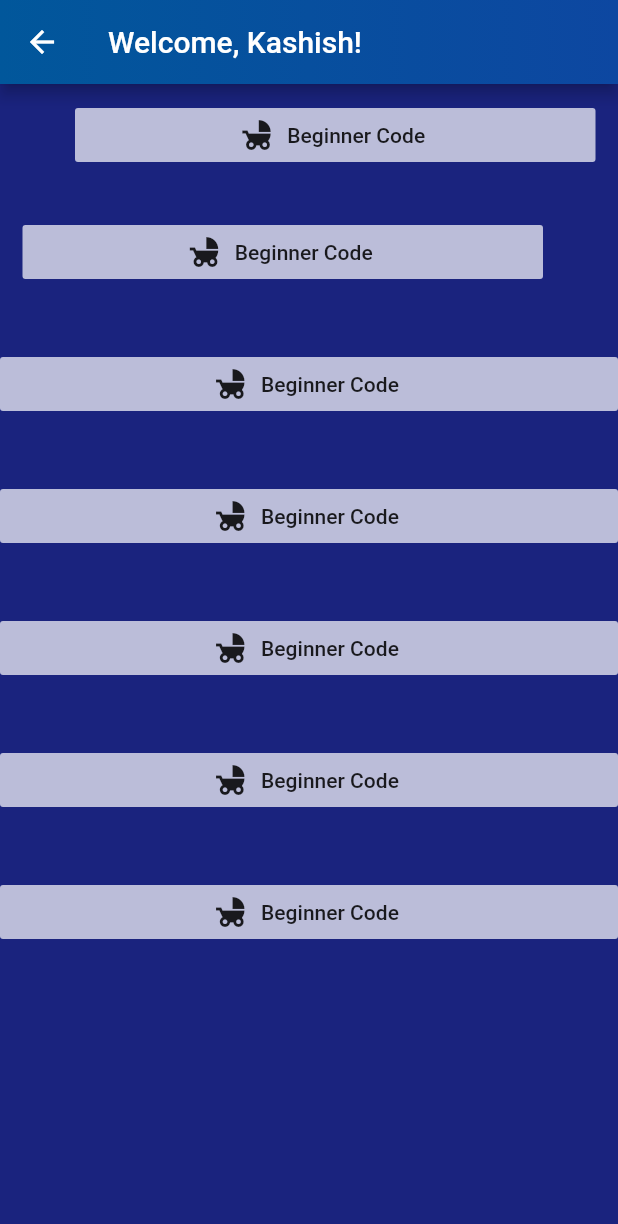
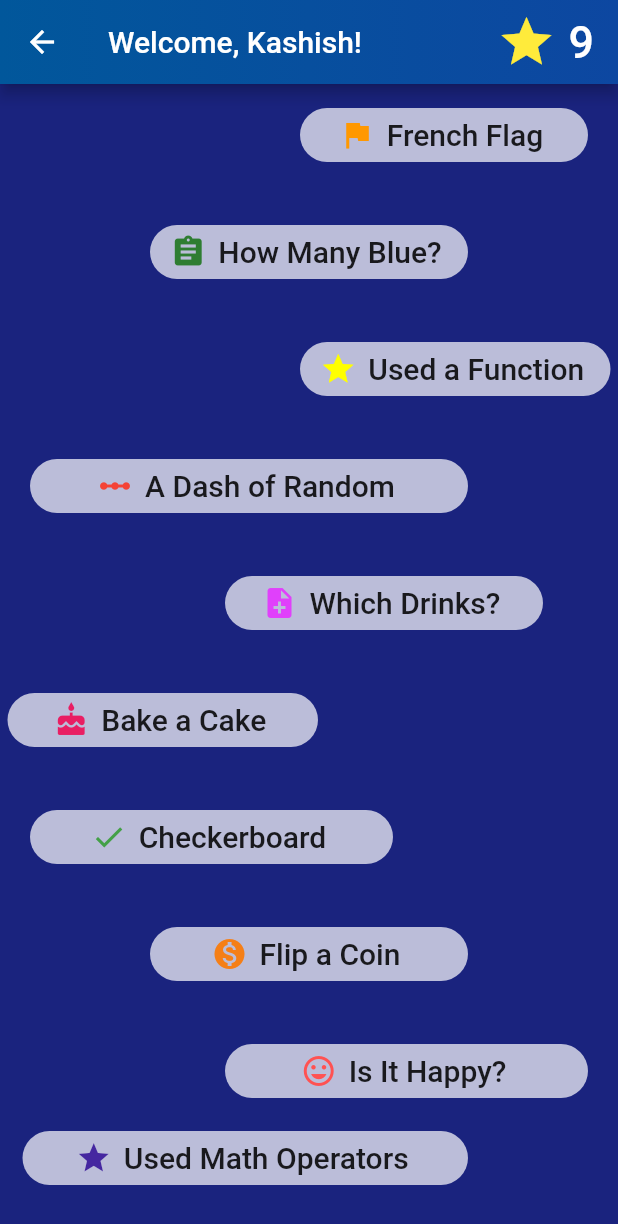
Before and after one commit to kashishmadan/GrasshopperX, a Flutter app: the HomeScreen screen opened by its route, on a phone screen of 412 x 824 dp. Shown: the top 1224 px of the screen. Run offline on Flutter 3.47's test engine with Material 2 defaults, Android fonts, the phone set to English and light mode, and no system bars; our stand-ins replace gradient_app_bar.

Commit message:
Added Items

```diff
--- /dev/null
+++ b/images/flutter-icons-72eab5c7/flutter-icons-72eab5c7/config.json
@@ -0,0 +1,16 @@
+{
+  "name": "",
+  "css_prefix_text": "",
+  "css_use_suffix": false,
+  "hinting": true,
+  "units_per_em": 1000,
+  "ascent": 850,
+  "glyphs": [
+    {
+      "uid": "ab656e280958018a7859eba9a1eabbc7",
+      "css": "award",
+      "code": 59392,
+      "src": "fontawesome"
+    }
+  ]
+}
--- /dev/null
+++ b/images/flutter-icons-72eab5c7/flutter-icons-72eab5c7/my_flutter_app_icons.dart
@@ -0,0 +1,28 @@
+/// Flutter icons MyFlutterApp
+/// Copyright (C) 2019 by original authors @ fluttericon.com, fontello.com
+/// This font was generated by FlutterIcon.com, which is derived from Fontello.
+///
+/// To use this font, place it in your fonts/ directory and include the
+/// following in your pubspec.yaml
+///
+/// flutter:
+///   fonts:
+///    - family:  MyFlutterApp
+///      fonts:
+///       - asset: fonts/MyFlutterApp.ttf
+///
+///
+/// * Font Awesome, Copyright (C) 2016 by Dave Gandy
+///         Author:    Dave Gandy
+///         License:   SIL ()
+///         Homepage:  http://fortawesome.github.com/Font-Awesome/
+///
+import 'package:flutter/widgets.dart';
+
+class MyFlutterApp {
+  MyFlutterApp._();
+
+  static const _kFontFam = 'MyFlutterApp';
+
+  static const IconData award = const IconData(0xe800, fontFamily: _kFontFam);
+}
--- a/lib/homescreen.dart
+++ b/lib/homescreen.dart
@@ -13,6 +13,14 @@ class _HomeScreenState extends State<HomeScreen> {
         title: Text('Welcome, Kashish!'),
         backgroundColorStart: Colors.lightBlue[900],
         backgroundColorEnd: Colors.blue[900],
+        actions: <Widget>[
+          FlatButton.icon(
+            textColor: Colors.white,
+            onPressed: (){},
+            icon: Icon(Icons.star,size: 40.0,color: Colors.yellow,),
+            label: Text('9',style: TextStyle(fontSize: 30)),
+          )
+        ],
       ),
       body: Container(
         color: Colors.indigo[900],
@@ -20,60 +28,104 @@ class _HomeScreenState extends State<HomeScreen> {
 
           children: <Widget>[
             Padding(
-              padding: const EdgeInsets.only(left:50.0,top:10.0,right:15.0,bottom:20.0 ),
+              padding: const EdgeInsets.only(left:200.0,top:10.0,right:20.0,bottom:20.0 ),
               child: FlatButton.icon(
                   color: Colors.white70,
-                  highlightColor: Colors.blue,
+                  shape: RoundedRectangleBorder(
+                    borderRadius: new BorderRadius.circular(18.0),
+                  ),
                   onPressed:(){},
-                  icon: Icon(Icons.child_friendly), label: Text('Beginner Code'))
+                  icon: Icon(Icons.flag,color: Colors.orange,), label: Text('French Flag',style: TextStyle(fontSize: 20),),)
             ),
             Padding(
-                padding: const EdgeInsets.only(left:15.0,top:10.0,right:50.0,bottom:20.0 ),
+                padding: const EdgeInsets.only(left:100.0,top:10.0,right:100.0,bottom:20.0 ),
                 child: FlatButton.icon(
                     color: Colors.white70,
-                    highlightColor: Colors.blue,
+                    shape: RoundedRectangleBorder(
+                      borderRadius: new BorderRadius.circular(18.0),
+                    ),
                     onPressed:(){},
-                    icon: Icon(Icons.child_friendly), label: Text('Beginner Code'))
+                    icon: Icon(Icons.assignment,color: Colors.green[800],), label: Text('How Many Blue?',style: TextStyle(fontSize: 20),))
             ),
             Padding(
-                padding: const EdgeInsets.symmetric(vertical: 20.0, horizontal: 0.0),
+                padding: const EdgeInsets.only(left:200.0,top:10.0,right:5.0,bottom:20.0 ),
                 child: FlatButton.icon(
                     color: Colors.white70,
-                    highlightColor: Colors.blue,
+                    shape: RoundedRectangleBorder(
+                      borderRadius: new BorderRadius.circular(18.0),
+                    ),
                     onPressed:(){},
-                    icon: Icon(Icons.child_friendly), label: Text('Beginner Code'))
+                    icon: Icon(Icons.star,color: Colors.yellowAccent,), label: Text('Used a Function',style: TextStyle(fontSize: 20),))
             ),
             Padding(
-                padding: const EdgeInsets.symmetric(vertical: 20.0, horizontal: 0.0),
+                padding: const EdgeInsets.only(left:20.0,top:10.0,right:100.0,bottom:20.0 ),
                 child: FlatButton.icon(
                     color: Colors.white70,
-                    highlightColor: Colors.blue,
+                    shape: RoundedRectangleBorder(
+                      borderRadius: new BorderRadius.circular(18.0),
+                    ),
                     onPressed:(){},
-                    icon: Icon(Icons.child_friendly), label: Text('Beginner Code'))
+                    icon: Icon(Icons.linear_scale,color: Colors.red,), label: Text('A Dash of Random',style: TextStyle(fontSize: 20),))
             ),
             Padding(
-                padding: const EdgeInsets.symmetric(vertical: 20.0, horizontal: 0.0),
+                padding: const EdgeInsets.only(left:150.0,top:10.0,right:50.0,bottom:20.0 ),
                 child: FlatButton.icon(
                     color: Colors.white70,
-                    highlightColor: Colors.blue,
+                    shape: RoundedRectangleBorder(
+                      borderRadius: new BorderRadius.circular(18.0),
+                    ),
                     onPressed:(){},
-                    icon: Icon(Icons.child_friendly), label: Text('Beginner Code'))
+                    icon: Icon(Icons.note_add,color: Colors.purpleAccent,), label: Text('Which Drinks?',style: TextStyle(fontSize: 20),))
             ),
             Padding(
-                padding: const EdgeInsets.symmetric(vertical: 20.0, horizontal: 0.0),
+                padding: const EdgeInsets.only(left:5.0,top:10.0,right:200.0,bottom:20.0 ),
                 child: FlatButton.icon(
                     color: Colors.white70,
-                    highlightColor: Colors.blue,
+                    shape: RoundedRectangleBorder(
+                      borderRadius: new BorderRadius.circular(18.0),
+                    ),
                     onPressed:(){},
-                    icon: Icon(Icons.child_friendly), label: Text('Beginner Code'))
+                    icon: Icon(Icons.cake,color: Colors.pink,), label: Text('Bake a Cake',style: TextStyle(fontSize: 20),))
             ),
             Padding(
-                padding: const EdgeInsets.symmetric(vertical: 20.0, horizontal: 0.0),
+                padding: const EdgeInsets.only(left:20.0,top:10.0,right:150.0,bottom:20.0 ),
                 child: FlatButton.icon(
                     color: Colors.white70,
-                    highlightColor: Colors.blue,
+                    shape: RoundedRectangleBorder(
+                      borderRadius: new BorderRadius.circular(18.0),
+                    ),
                     onPressed:(){},
-                    icon: Icon(Icons.child_friendly), label: Text('Beginner Code'))
+                    icon: Icon(Icons.check,color: Colors.green[600]), label: Text('Checkerboard',style: TextStyle(fontSize: 20),))
+            ),
+            Padding(
+                padding: const EdgeInsets.only(left:100.0,top:10.0,right:100.0,bottom:20.0 ),
+                child: FlatButton.icon(
+                    color: Colors.white70,
+                    shape: RoundedRectangleBorder(
+                      borderRadius: new BorderRadius.circular(18.0),
+                    ),
+                    onPressed:(){},
+                    icon: Icon(Icons.monetization_on,color: Colors.yellow[900],), label: Text('Flip a Coin',style: TextStyle(fontSize: 20),))
+            ),
+            Padding(
+                padding: const EdgeInsets.only(left:150.0,top:10.0,right:20.0,bottom:0.0 ),
+                child: FlatButton.icon(
+                    color: Colors.white70,
+                    shape: RoundedRectangleBorder(
+                      borderRadius: new BorderRadius.circular(18.0),
+                    ),
+                    onPressed:(){},
+                    icon: Icon(Icons.tag_faces,color: Colors.redAccent,), label: Text('Is It Happy?',style: TextStyle(fontSize: 20),))
+            ),
+            Padding(
+                padding: const EdgeInsets.only(left:15.0,top:10.0,right:100.0,bottom:20.0 ),
+                child: FlatButton.icon(
+                    color: Colors.white70,
+                    shape: RoundedRectangleBorder(
+                      borderRadius: new BorderRadius.circular(18.0),
+                    ),
+                    onPressed:(){},
+                    icon: Icon(Icons.star,color: Colors.deepPurple[800],), label: Text('Used Math Operators',style: TextStyle(fontSize: 20),))
             ),
           ],
         ),
```
Also changed, not shown: fonts/MyFlutterApp.ttf (added), images/flutter-icons-72eab5c7/flutter-icons-72eab5c7/fonts/MyFlutterApp.ttf (added).
